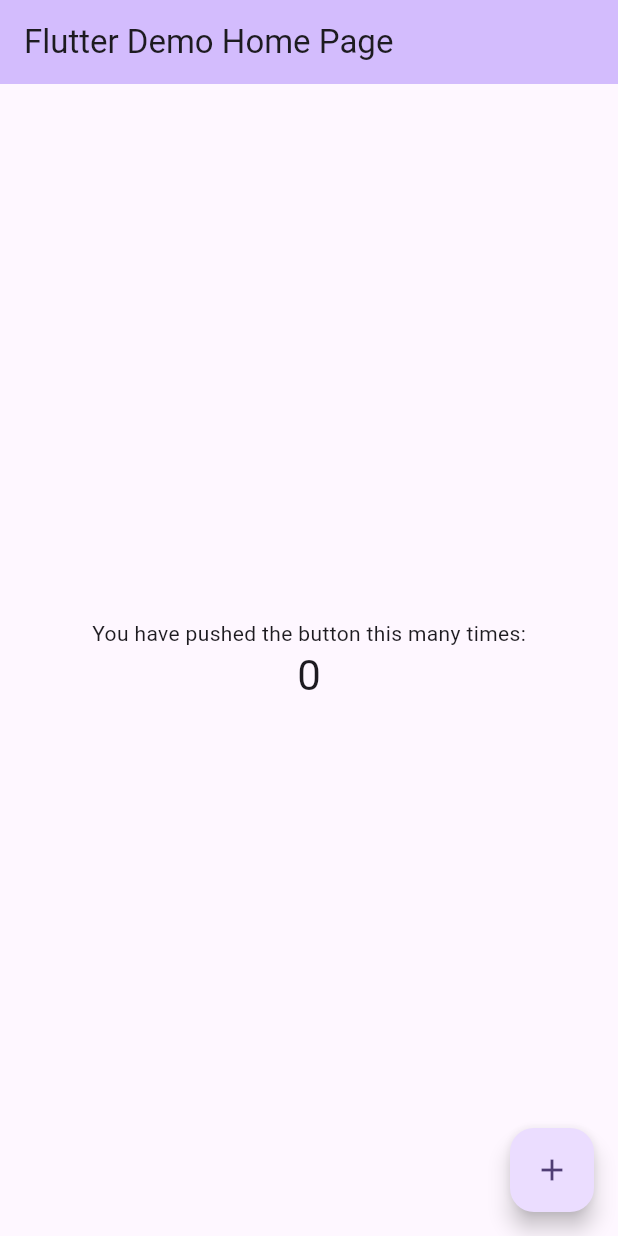
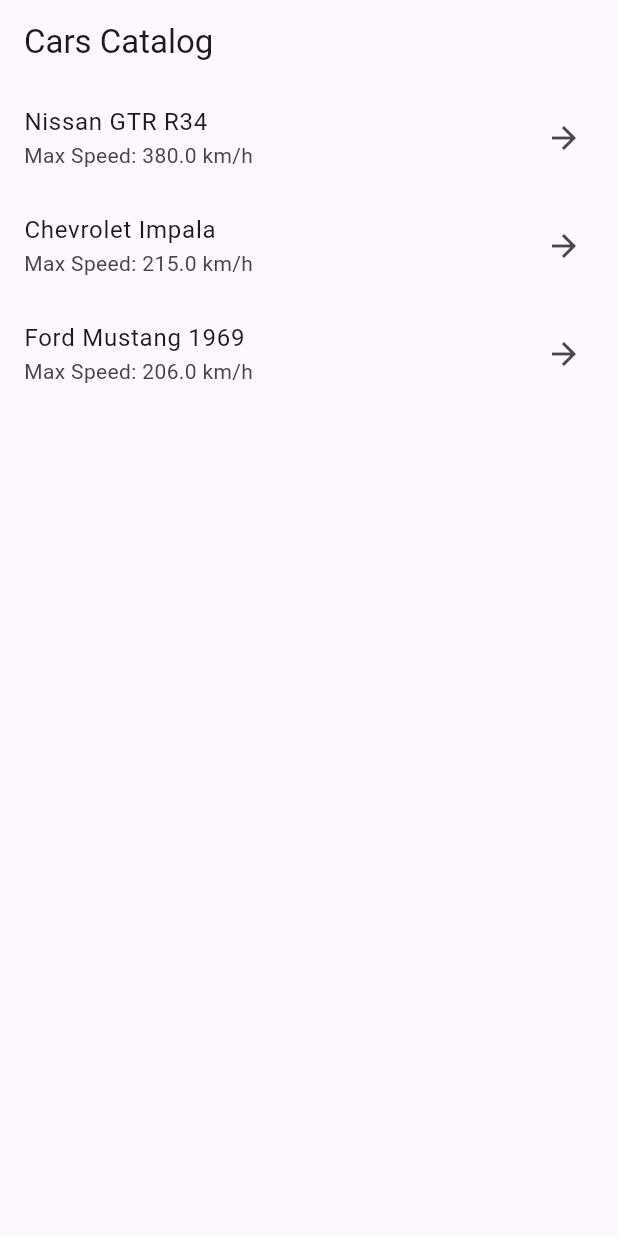
Before and after one commit to neznau0123/flutter_tasks1, a Flutter app: the screen it shows after launch, on a phone screen of 412 x 824 dp. Run offline on Flutter 3.47's test engine with Material 3 defaults, Android fonts, the phone set to English and light mode, and no system bars; our stand-ins replace go_router.

Commit message:
Add files via upload

```diff
--- /dev/null
+++ b/lib/car_tasks/car.dart
@@ -0,0 +1,20 @@
+class Car {
+  final String name;
+  final double maxSpeedKm;
+  final double mileageKm;
+
+  Car({
+    required this.name,
+    this.maxSpeedKm = 200.0,
+    this.mileageKm = 10000.0,
+  });
+
+  double get maxSpeedMiles => maxSpeedKm * 0.621371;
+
+  double get mileageMiles => mileageKm * 0.621371;
+
+  @override
+  String toString() {
+    return 'Car: $name, Max Speed: ${maxSpeedKm}km/h, Mileage: ${mileageKm}km';
+  }
+}
--- /dev/null
+++ b/lib/car_tasks/carscatalog.dart
@@ -0,0 +1,39 @@
+import 'package:flutter/material.dart';
+import 'car.dart';
+import 'CarDetailPage.dart';
+
+class CarsCatalogPage extends StatelessWidget {
+  final List<Car> cars = [
+    Car(name: "Nissan GTR R34", maxSpeedKm: 380, mileageKm: 85000),
+    Car(name: "Chevrolet Impala", maxSpeedKm: 215, mileageKm: 70000),
+    Car(name: "Ford Mustang 1969", maxSpeedKm: 206, mileageKm: 60000),
+  ];
+
+  @override
+  Widget build(BuildContext context) {
+    return Scaffold(
+      appBar: AppBar(
+        title: const Text('Cars Catalog'),
+      ),
+      body: ListView.builder(
+        itemCount: cars.length,
+        itemBuilder: (context, index) {
+          final car = cars[index];
+          return ListTile(
+            title: Text(car.name),
+            subtitle: Text("Max Speed: ${car.maxSpeedKm} km/h"),
+            trailing: const Icon(Icons.arrow_forward),
+            onTap: () {
+              Navigator.push(
+                context,
+                MaterialPageRoute(
+                  builder: (context) => CarDetailPage(car: car),
+                ),
+              );
+            },
+          );
+        },
+      ),
+    );
+  }
+}
--- a/lib/main.dart
+++ b/lib/main.dart
@@ -1,4 +1,5 @@
 import 'package:flutter/material.dart';
+import 'package:myapp1/car_tasks/carscatalog.dart';
 
 void main() {
   runApp(const MyApp());
@@ -7,119 +8,12 @@ void main() {
 class MyApp extends StatelessWidget {
   const MyApp({super.key});
 
-  // This widget is the root of your application.
   @override
   Widget build(BuildContext context) {
     return MaterialApp(
-      title: 'Flutter Demo',
-      theme: ThemeData(
-        // This is the theme of your application.
-        //
-        // TRY THIS: Try running your application with "flutter run". You'll see
-        // the application has a purple toolbar. Then, without quitting the app,
-        // try changing the seedColor in the colorScheme below to Colors.green
-        // and then invoke "hot reload" (save your changes or press the "hot
-        // reload" button in a Flutter-supported IDE, or press "r" if you used
-        // the command line to start the app).
-        //
-        // Notice that the counter didn't reset back to zero; the application
-        // state is not lost during the reload. To reset the state, use hot
-        // restart instead.
-        //
-        // This works for code too, not just values: Most code changes can be
-        // tested with just a hot reload.
-        colorScheme: ColorScheme.fromSeed(seedColor: Colors.deepPurple),
-        useMaterial3: true,
-      ),
-      home: const MyHomePage(title: 'Flutter Demo Home Page'),
+      title: 'Car Catalog',
+      theme: ThemeData(primarySwatch: Colors.blue),
+      home: CarsCatalogPage(),
     );
   }
 }
-
-class MyHomePage extends StatefulWidget {
-  const MyHomePage({super.key, required this.title});
-
-  // This widget is the home page of your application. It is stateful, meaning
-  // that it has a State object (defined below) that contains fields that affect
-  // how it looks.
-
-  // This class is the configuration for the state. It holds the values (in this
-  // case the title) provided by the parent (in this case the App widget) and
-  // used by the build method of the State. Fields in a Widget subclass are
-  // always marked "final".
-
-  final String title;
-
-  @override
-  State<MyHomePage> createState() => _MyHomePageState();
-}
-
-class _MyHomePageState extends State<MyHomePage> {
-  int _counter = 0;
-
-  void _incrementCounter() {
-    setState(() {
-      // This call to setState tells the Flutter framework that something has
-      // changed in this State, which causes it to rerun the build method below
-      // so that the display can reflect the updated values. If we changed
-      // _counter without calling setState(), then the build method would not be
-      // called again, and so nothing would appear to happen.
-      _counter++;
-    });
-  }
-
-  @override
-  Widget build(BuildContext context) {
-    // This method is rerun every time setState is called, for instance as done
-    // by the _incrementCounter method above.
-    //
-    // The Flutter framework has been optimized to make rerunning build methods
-    // fast, so that you can just rebuild anything that needs updating rather
-    // than having to individually change instances of widgets.
-    return Scaffold(
-      appBar: AppBar(
-        // TRY THIS: Try changing the color here to a specific color (to
-        // Colors.amber, perhaps?) and trigger a hot reload to see the AppBar
-        // change color while the other colors stay the same.
-        backgroundColor: Theme.of(context).colorScheme.inversePrimary,
-        // Here we take the value from the MyHomePage object that was created by
-        // the App.build method, and use it to set our appbar title.
-        title: Text(widget.title),
-      ),
-      body: Center(
-        // Center is a layout widget. It takes a single child and positions it
-        // in the middle of the parent.
-        child: Column(
-          // Column is also a layout widget. It takes a list of children and
-          // arranges them vertically. By default, it sizes itself to fit its
-          // children horizontally, and tries to be as tall as its parent.
-          //
-          // Column has various properties to control how it sizes itself and
-          // how it positions its children. Here we use mainAxisAlignment to
-          // center the children vertically; the main axis here is the vertical
-          // axis because Columns are vertical (the cross axis would be
-          // horizontal).
-          //
-          // TRY THIS: Invoke "debug painting" (choose the "Toggle Debug Paint"
-          // action in the IDE, or press "p" in the console), to see the
-          // wireframe for each widget.
-          mainAxisAlignment: MainAxisAlignment.center,
-          children: <Widget>[
-            const Text(
-              'You have pushed the button this many times:',
-            ),
-            Text(
-              '$_counter',
-              style: Theme.of(context).textTheme.headlineMedium,
-            ),
-          ],
-        ),
-      ),
-      floatingActionButton: FloatingActionButton(
-        onPressed: _incrementCounter,
-        tooltip: 'Increment',
-        child: const Icon(Icons.add),
-      ), // This trailing comma makes auto-formatting nicer for build methods.
-    );
-  }
-}
```
Also changed, not shown: lib/car_tasks/CarDetailPage.dart (added, +55 -0 lines), lib/tasks/column_row.dart (added, +142 -0 lines), lib/tasks/home_page.dart (added, +25 -0 lines), lib/tasks/layouting_positioning.dart (added, +116 -0 lines), lib/tasks/router.dart (added, +21 -0 lines), lib/tasks/task_screen.dart (added, +22 -0 lines).
